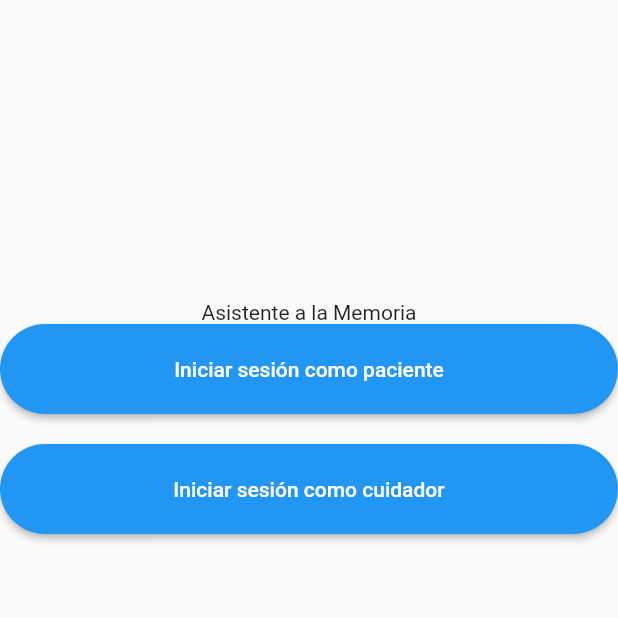
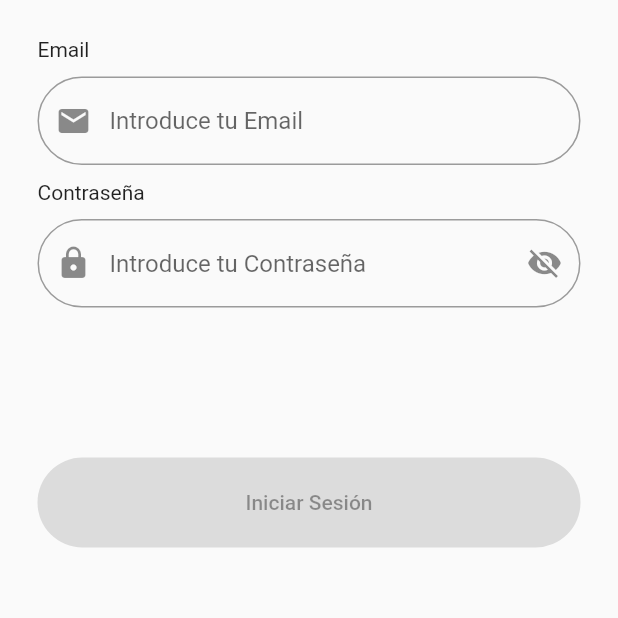
Before and after one commit to gomezjosemaria/TFG_UGR_APP_Asistente_a_la_Memoria, a Flutter app: the screen it shows after launch, on a phone screen of 412 x 824 dp, the top half of it. Run offline on Flutter 3.47's test engine with Material 2 defaults, Android fonts, the phone set to English and light mode, and no system bars; our stand-ins replace bloc, equatable, flutter_bloc, formz.

Commit message:
Único Login

```diff
--- /dev/null
+++ b/flutter_asistente_memoria/lib/bloc/login/login_event.dart
@@ -0,0 +1,37 @@
+part of 'login_bloc.dart';
+
+abstract class LoginEvent extends Equatable {
+  const LoginEvent();
+}
+
+class LoginEmailInputChanged extends LoginEvent {
+  final String emailInput;
+
+  LoginEmailInputChanged(this.emailInput);
+
+  @override
+  List<Object> get props => [emailInput];
+}
+
+class LoginPasswordInputChanged extends LoginEvent {
+  final String passwordInput;
+
+  LoginPasswordInputChanged(this.passwordInput);
+
+  @override
+  List<Object> get props => [passwordInput];
+}
+
+class LoginPasswordVisibilityPressed extends LoginEvent {
+  const LoginPasswordVisibilityPressed();
+
+  @override
+  List<Object> get props => [];
+}
+
+class LoginSubmitted extends LoginEvent {
+  const LoginSubmitted();
+
+  @override
+  List<Object> get props => [];
+}
--- /dev/null
+++ b/flutter_asistente_memoria/lib/bloc/login/login_state.dart
@@ -0,0 +1,28 @@
+part of 'login_bloc.dart';
+
+class LoginState extends Equatable {
+  const LoginState({
+    this.formzStatus = FormzStatus.pure,
+    this.emailInput = const EmailInput.pure(),
+    this.passwordInput = const PasswordInput.pure(),
+  });
+
+  final FormzStatus formzStatus;
+  final EmailInput emailInput;
+  final PasswordInput passwordInput;
+
+  LoginState copyWith({
+    FormzStatus? formzStatus,
+    EmailInput? emailInput,
+    PasswordInput? passwordInput,
+  }) {
+    return LoginState(
+      formzStatus: formzStatus ?? this.formzStatus,
+      emailInput: emailInput ?? this.emailInput,
+      passwordInput: passwordInput ?? this.passwordInput,
+    );
+  }
+
+  @override
+  List<Object> get props => [formzStatus, emailInput, passwordInput];
+}
--- a/flutter_asistente_memoria/lib/components/horizontal_button.dart
+++ /dev/null
@@ -1,27 +0,0 @@
-import 'package:flutter/material.dart';
-
-class HorizontalButton extends StatelessWidget {
-
-  final String text;
-  final Function pressed;
-
-  const HorizontalButton({Key key, this.text, this.pressed}) : super(key: key);
-
-  @override
-  Widget build(BuildContext context) {
-    return SizedBox(
-      width: double.infinity,
-      height: 60.0,
-      child: ElevatedButton(
-        style: ElevatedButton.styleFrom(
-            shape: StadiumBorder()
-        ),
-        onPressed: pressed,
-        child: Text(
-          text
-        )
-      )
-    );
-  }
-
-}
--- a/flutter_asistente_memoria/lib/main.dart
+++ b/flutter_asistente_memoria/lib/main.dart
@@ -1,5 +1,5 @@
 import 'package:flutter/material.dart';
-import 'package:flutter_asistente_memoria/screens/choose_login/choose_login.dart';
+import 'package:flutter_asistente_memoria/screens/login/login.dart';
 
 void main() {
   runApp(MyApp());
@@ -11,7 +11,7 @@ class MyApp extends StatelessWidget {
     return MaterialApp(
       title: 'Asistente Memoria',
       theme: ThemeData(),
-      home: ChooseLogin(),
+      home: Login(),
     );
   }
 }
--- /dev/null
+++ b/flutter_asistente_memoria/lib/model/email_input.dart
@@ -0,0 +1,13 @@
+import 'package:formz/formz.dart';
+
+enum EmailInputError { empty }
+
+class EmailInput extends FormzInput<String, EmailInputError> {
+  const EmailInput.pure() : super.pure('');
+  const EmailInput.dirty([String value = '']) : super.dirty(value);
+
+  @override
+  EmailInputError? validator(String? value) {
+    return value?.isNotEmpty == true ? null : EmailInputError.empty;
+  }
+}
--- /dev/null
+++ b/flutter_asistente_memoria/lib/model/password_input.dart
@@ -0,0 +1,13 @@
+import 'package:formz/formz.dart';
+
+enum PasswordInputError { empty }
+
+class PasswordInput extends FormzInput<String, PasswordInputError> {
+  const PasswordInput.pure() : super.pure('');
+  const PasswordInput.dirty([String value = '']) : super.dirty(value);
+
+  @override
+  PasswordInputError? validator(String? value) {
+    return value?.isNotEmpty == true ? null : PasswordInputError.empty;
+  }
+}
--- a/flutter_asistente_memoria/lib/screens/choose_login/choose_login.dart
+++ /dev/null
@@ -1,11 +0,0 @@
-import 'package:flutter/material.dart';
-import 'package:flutter_asistente_memoria/screens/choose_login/components/body.dart';
-
-class ChooseLogin extends StatelessWidget {
-  @override
-  Widget build(BuildContext context) {
-    return Scaffold(
-      body: Body(),
-    );
-  }
-}
--- a/flutter_asistente_memoria/lib/screens/choose_login/components/body.dart
+++ /dev/null
@@ -1,44 +0,0 @@
-import 'package:flutter/material.dart';
-import 'package:flutter_asistente_memoria/components/horizontal_button.dart';
-import 'package:flutter_asistente_memoria/screens/login_care_receiver/login_care_receiver.dart';
-import 'package:flutter_asistente_memoria/screens/login_caregiver/login_caregiver.dart';
-
-class Body extends StatelessWidget {
-  @override
-  Widget build(BuildContext context) {
-    return Align(
-      alignment: Alignment.center,
-      child: SafeArea(
-        child: Column(
-          children: [
-            SizedBox(
-              height: 200,
-            ),
-            Text(
-              "Asistente a la Memoria",
-            ),
-            HorizontalButton(
-              text: "Iniciar sesión como paciente",
-                pressed: () {Navigator.push(
-                  context,
-                  MaterialPageRoute(builder: (context) => Logincarereceiver()),
-                );
-                }
-            ),
-            SizedBox(
-              height: 20,
-            ),
-            HorizontalButton(
-              text: "Iniciar sesión como cuidador",
-              pressed: () {Navigator.push(
-                  context,
-                  MaterialPageRoute(builder: (context) => Logincaregiver()),
-                );
-              }
-            ),
-          ],
-        ),
-      ),
-    );
-  }
-}
--- /dev/null
+++ b/flutter_asistente_memoria/lib/screens/login/components/body.dart
@@ -0,0 +1,14 @@
+import 'package:flutter/material.dart';
+import 'package:flutter_asistente_memoria/screens/login/components/login_form.dart';
+
+class Body extends StatelessWidget {
+  @override
+  Widget build(BuildContext context) {
+    return Align(
+      alignment: Alignment.center,
+      child: SafeArea(
+        child: LoginForm(),
+      ),
+    );
+  }
+}
--- /dev/null
+++ b/flutter_asistente_memoria/lib/screens/login/components/login_form.dart
@@ -0,0 +1,137 @@
+import 'package:flutter/material.dart';
+import 'package:flutter_asistente_memoria/bloc/login/login_bloc.dart';
+import 'package:flutter_bloc/flutter_bloc.dart';
+
+class LoginForm extends StatelessWidget {
+  @override
+  Widget build(BuildContext context) {
+    return Column(
+      children: [
+        _EmailInput(),
+        SizedBox(
+          height: 10,
+        ),
+        _PasswordInput(),
+        SizedBox(
+          height: 100,
+        ),
+        _LoginButton(),
+      ],
+    );
+  }
+}
+
+class _EmailInput extends StatelessWidget {
+  @override
+  Widget build(BuildContext context) {
+    return Column(
+      children: [
+        Align(
+          alignment: Alignment.centerLeft,
+          child: Text(
+            "Email",
+            textAlign: TextAlign.left,
+          ),
+        ),
+        SizedBox(
+          height: 10,
+        ),
+        BlocBuilder<LoginBloc, LoginState> (
+          buildWhen: (previous, current) => previous.emailInput != current.emailInput,
+          builder: (context, state) {
+            return TextField(
+              key: const Key('loginForm_emailInput_textField'),
+              onChanged: (emailInput) => context.read<LoginBloc>().add(LoginEmailInputChanged(emailInput)),
+              decoration: InputDecoration(
+                border: OutlineInputBorder(
+                    borderRadius: BorderRadius.circular(100)
+                ),
+                prefixIcon: Icon(
+                  Icons.email,
+                ),
+                hintText: "Introduce tu Email",
+                errorText: state.emailInput.invalid ? "Email no válido" : null,
+              ),
+            );
+          },
+        ),
+      ],
+    );
+  }
+}
+
+class _PasswordInput extends StatefulWidget {
+  @override
+  _PasswordInputState createState() => _PasswordInputState();
+}
+
+class _PasswordInputState extends State<_PasswordInput>{
+
+  bool _obscureText = true;
+
+  void _toggleVisibility(){
+    setState( () {
+      _obscureText = !_obscureText;
+    });
+  }
+
+  @override
+  Widget build(BuildContext context) {
+    return Column(
+      children: [
+        Align(
+          alignment: Alignment.centerLeft,
+          child: Text(
+            "Contraseña",
+            textAlign: TextAlign.left,
+          ),
+        ),
+        SizedBox(
+          height: 10,
+        ),
+        BlocBuilder<LoginBloc, LoginState> (
+          buildWhen: (previous, current) => previous.passwordInput != current.passwordInput,
+          builder: (context, state) {
+            return TextField(
+              key: const Key('loginForm_passwordInput_textField'),
+              onChanged: (passwordInput) => context.read<LoginBloc>().add(LoginPasswordInputChanged(passwordInput)),
+              obscureText: _obscureText,
+              decoration: InputDecoration(
+                border: OutlineInputBorder(
+                    borderRadius: BorderRadius.circular(100)
+                ),
+                prefixIcon: Icon(
+                  Icons.lock,
+                ),
+                suffixIcon: IconButton(
+                  icon: _obscureText ? Icon(Icons.visibility_off) : Icon(Icons.visibility),
+                  onPressed: _toggleVisibility,
+                ),
+                hintText: "Introduce tu Contraseña",
+                errorText: state.passwordInput.invalid ? "Contraseña no válida" : null,
+              ),
+            );
+          },
+        ),
+      ],
+    );
+  }
+}
+
+class _LoginButton extends StatelessWidget {
+
+  @override
+  Widget build(BuildContext context) {
+    return SizedBox(
+        width: double.infinity,
+        height: 60.0,
+        child: ElevatedButton(
+            style: ElevatedButton.styleFrom(
+                shape: StadiumBorder()
+            ),
+            onPressed: null,
+            child: Text("Iniciar Sesión")
+        )
+    );
+  }
+}
--- /dev/null
+++ b/flutter_asistente_memoria/lib/screens/login/login.dart
@@ -0,0 +1,19 @@
+import 'package:flutter/material.dart';
+import 'package:flutter_asistente_memoria/bloc/login/login_bloc.dart';
+import 'package:flutter_asistente_memoria/screens/login/components/body.dart';
+import 'package:flutter_bloc/flutter_bloc.dart';
+
+class Login extends StatelessWidget {
+  @override
+  Widget build(BuildContext context) {
+    return Scaffold(
+      body: Padding(
+        padding: const EdgeInsets.all(25),
+        child: BlocProvider(
+          create: (context) => LoginBloc(),
+          child: Body(),
+        ),
+      ),
+    );
+  }
+}
```
Also changed, not shown: flutter_asistente_memoria/lib/bloc/login/login_bloc.dart (added, +43 -0 lines), flutter_asistente_memoria/lib/components/email_imput.dart (deleted, +0 -32 lines), flutter_asistente_memoria/lib/components/password_imput.dart (deleted, +0 -33 lines), flutter_asistente_memoria/lib/screens/login_care_receiver/components/body.dart (deleted, +0 -37 lines), flutter_asistente_memoria/lib/screens/login_care_receiver/login_care_receiver.dart (deleted, +0 -12 lines), flutter_asistente_memoria/lib/screens/login_caregiver/components/body.dart (deleted, +0 -37 lines), flutter_asistente_memoria/lib/screens/login_caregiver/login_caregiver.dart (deleted, +0 -11 lines), flutter_asistente_memoria/pubspec.yaml (+6 -1 lines), flutter_asistente_memoria/pubspec.lock.
